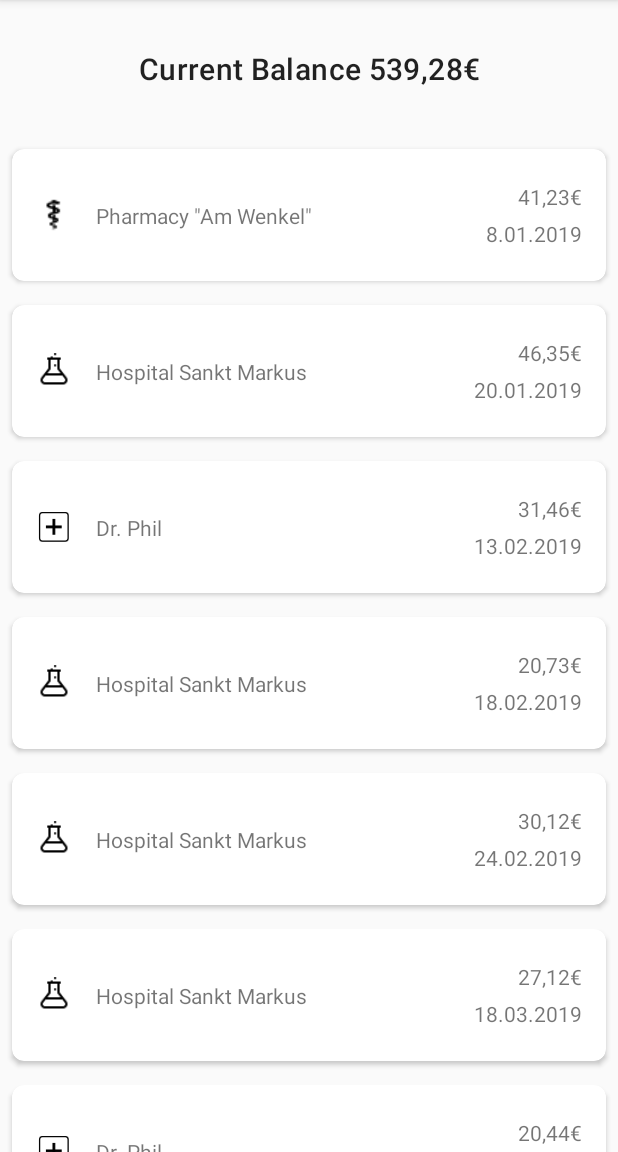
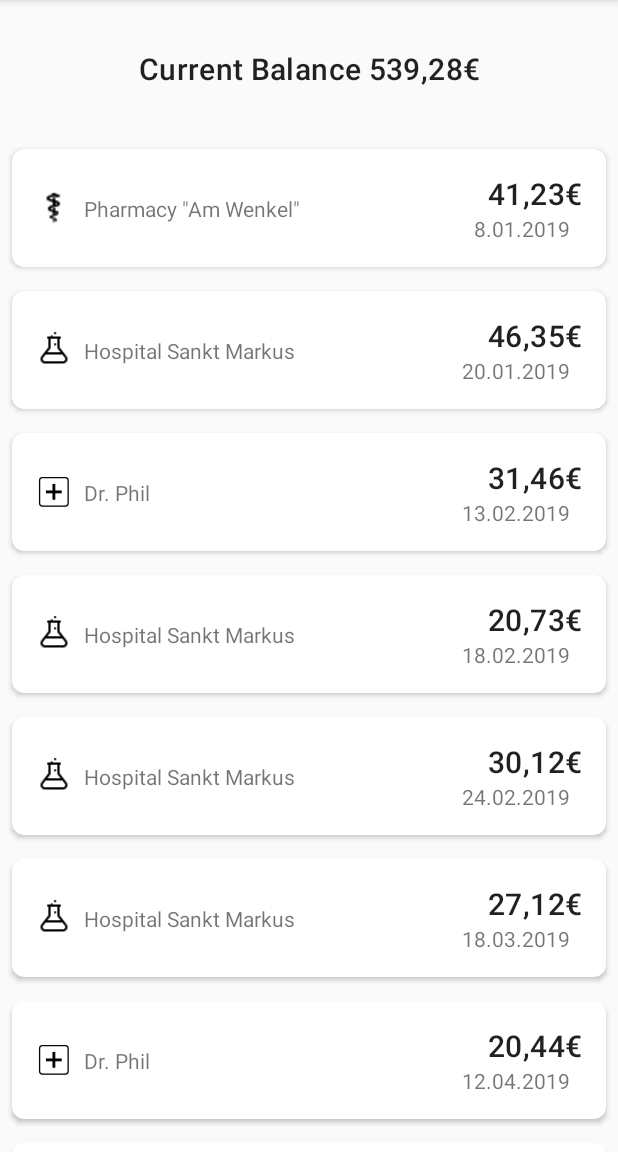
Before and after one commit to jaqxues/Thunder, an Android app: the fragment TransactionFragment shown on its own in the app's theme, on a phone screen of 412 x 824 dp, the part 84-1236 px from its top. Run offline under Robolectric (Android 15) with nearby library versions, the phone set to English and light mode, and no system bars; network calls fail; pictures from the network do not load.

Commit message:
Transactions

```diff
--- /dev/null
+++ b/app/src/main/res/drawable/ic_settings.xml
@@ -0,0 +1,4 @@
+<vector android:height="24dp" android:viewportHeight="20"
+    android:viewportWidth="20" android:width="24dp" xmlns:android="http://schemas.android.com/apk/res/android">
+    <path android:fillColor="#FF000000" android:pathData="M15.95,10.78c0.03,-0.25 0.05,-0.51 0.05,-0.78s-0.02,-0.53 -0.06,-0.78l1.69,-1.32c0.15,-0.12 0.19,-0.34 0.1,-0.51l-1.6,-2.77c-0.1,-0.18 -0.31,-0.24 -0.49,-0.18l-1.99,0.8c-0.42,-0.32 -0.86,-0.58 -1.35,-0.78L12,2.34c-0.03,-0.2 -0.2,-0.34 -0.4,-0.34H8.4c-0.2,0 -0.36,0.14 -0.39,0.34l-0.3,2.12c-0.49,0.2 -0.94,0.47 -1.35,0.78l-1.99,-0.8c-0.18,-0.07 -0.39,0 -0.49,0.18l-1.6,2.77c-0.1,0.18 -0.06,0.39 0.1,0.51l1.69,1.32c-0.04,0.25 -0.07,0.52 -0.07,0.78s0.02,0.53 0.06,0.78L2.37,12.1c-0.15,0.12 -0.19,0.34 -0.1,0.51l1.6,2.77c0.1,0.18 0.31,0.24 0.49,0.18l1.99,-0.8c0.42,0.32 0.86,0.58 1.35,0.78l0.3,2.12c0.04,0.2 0.2,0.34 0.4,0.34h3.2c0.2,0 0.37,-0.14 0.39,-0.34l0.3,-2.12c0.49,-0.2 0.94,-0.47 1.35,-0.78l1.99,0.8c0.18,0.07 0.39,0 0.49,-0.18l1.6,-2.77c0.1,-0.18 0.06,-0.39 -0.1,-0.51l-1.67,-1.32zM10,13c-1.65,0 -3,-1.35 -3,-3s1.35,-3 3,-3 3,1.35 3,3 -1.35,3 -3,3z"/>
+</vector>
--- a/app/src/main/res/layout/fragment_transaction_item.xml
+++ b/app/src/main/res/layout/fragment_transaction_item.xml
@@ -1,6 +1,7 @@
 <?xml version="1.0" encoding="utf-8"?>
 <androidx.cardview.widget.CardView xmlns:android="http://schemas.android.com/apk/res/android"
     xmlns:app="http://schemas.android.com/apk/res-auto"
+    xmlns:tools="http://schemas.android.com/tools"
     android:layout_width="match_parent"
     android:layout_height="wrap_content"
     android:layout_marginTop="4dp"
@@ -9,36 +10,37 @@
 
     <androidx.constraintlayout.widget.ConstraintLayout
         android:layout_width="match_parent"
-        android:layout_margin="16dp"
-        android:layout_height="wrap_content">
+        android:layout_height="wrap_content"
+        android:layout_marginStart="16dp"
+        android:layout_marginEnd="16dp">
 
         <ImageView
             android:id="@+id/transaction_icon"
             android:layout_width="24dp"
             android:layout_height="wrap_content"
-            android:layout_marginTop="16dp"
-            android:layout_marginBottom="16dp"
             android:src="@drawable/ic_trans_pharmacy"
             app:layout_constraintBottom_toBottomOf="parent"
-            app:layout_constraintStart_toStartOf="parent"
             app:layout_constraintTop_toTopOf="parent" />
 
         <TextView
             android:id="@+id/transaction_name"
             android:layout_width="wrap_content"
             android:layout_height="match_parent"
-            android:layout_marginStart="16dp"
+            android:layout_marginStart="8dp"
+            android:layout_marginTop="8dp"
+            android:layout_marginBottom="8dp"
             android:text="Consultation (Dr. Smith)"
             app:layout_constraintBottom_toBottomOf="parent"
-            app:layout_constraintStart_toEndOf="@id/transaction_icon"
+            app:layout_constraintStart_toEndOf="@+id/transaction_icon"
             app:layout_constraintTop_toTopOf="parent" />
 
         <TextView
             android:id="@+id/transaction_amount"
+            style="@style/TextAppearance.MaterialComponents.Headline6"
             android:layout_width="wrap_content"
             android:layout_height="wrap_content"
-            android:text="$23.98"
-            app:layout_constraintBottom_toTopOf="@+id/transaction_date"
+            android:layout_marginTop="16dp"
+            android:text="23.98€"
             app:layout_constraintEnd_toEndOf="parent"
             app:layout_constraintTop_toTopOf="parent" />
 
@@ -46,9 +48,11 @@
             android:id="@+id/transaction_date"
             android:layout_width="wrap_content"
             android:layout_height="wrap_content"
-            android:text="27.05"
+            android:layout_marginEnd="8dp"
+            android:layout_marginBottom="16dp"
+            android:text="27.05.2019"
             app:layout_constraintBottom_toBottomOf="parent"
-            app:layout_constraintEnd_toEndOf="parent"
+            app:layout_constraintEnd_toEndOf="@+id/transaction_amount"
             app:layout_constraintTop_toBottomOf="@+id/transaction_amount" />
 
     </androidx.constraintlayout.widget.ConstraintLayout>
--- a/app/src/main/res/layout/fragment_user_information.xml
+++ b/app/src/main/res/layout/fragment_user_information.xml
@@ -130,7 +130,7 @@
                     android:layout_width="match_parent"
                     android:layout_height="wrap_content"
                     style="@style/InfoCardDetails"
-                    android:text="Some very important data about bla"
+                    android:text="Funds &amp; History"
                     app:layout_constraintBottom_toBottomOf="parent"
                     app:layout_constraintTop_toBottomOf="@+id/finance_title" />
             </androidx.constraintlayout.widget.ConstraintLayout>
```
Also changed, not shown: app/src/main/res/drawable/ic_calendar.xml (added, +9 -0 lines), app/src/main/res/drawable/ic_credit_card.xml (added, +9 -0 lines), app/src/main/res/drawable/ic_person.xml (added, +9 -0 lines), app/src/main/res/menu/activity_main_drawer.xml (+7 -7 lines), app/src/main/res/drawable/ic_logout.png (added).
